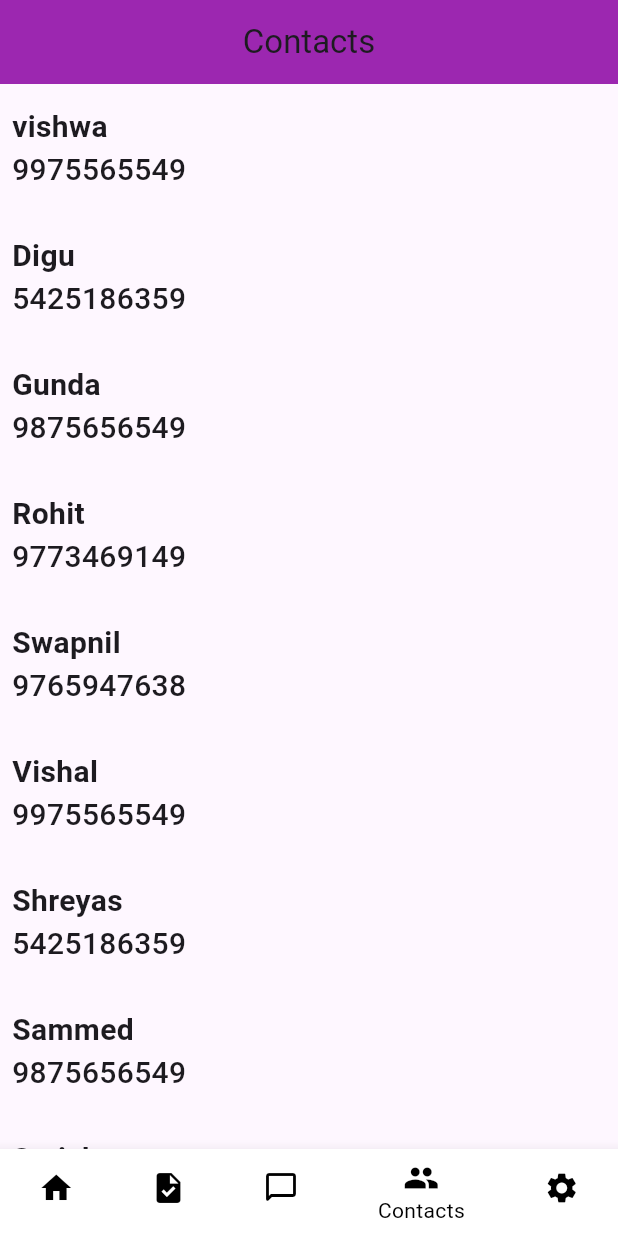
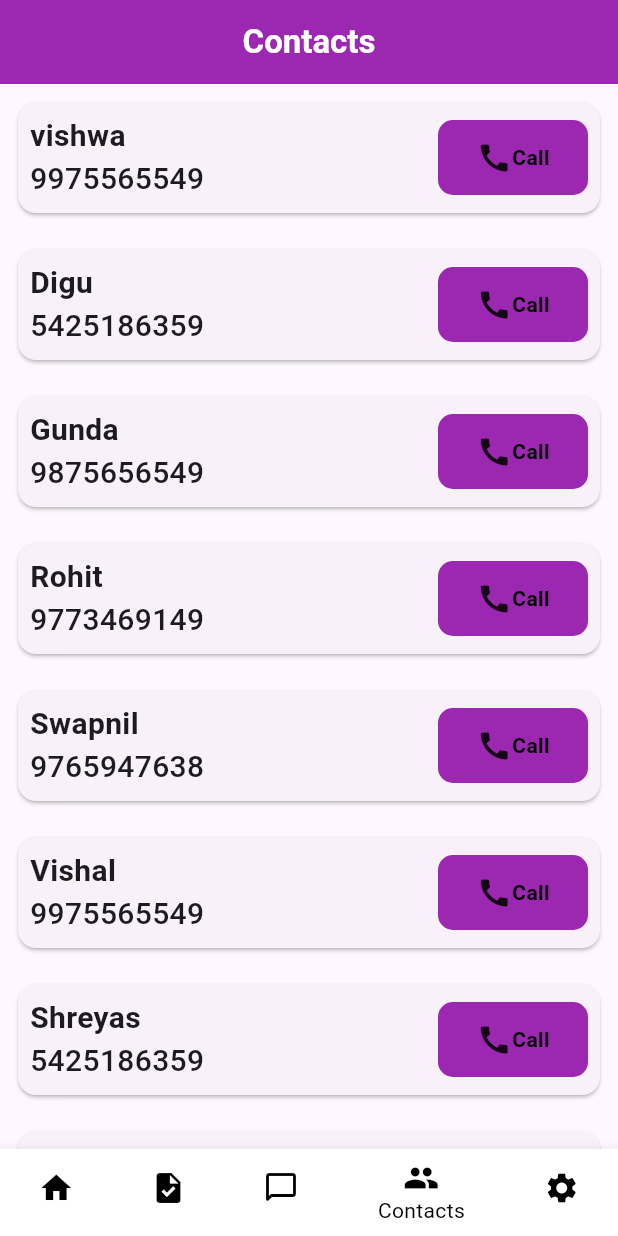
Before and after one commit to VishwajeetIsrana/task_manager, a Flutter app: the botomnavigator screen opened directly, item 4 of the bottom bar chosen, on a phone screen of 412 x 824 dp. Run offline on Flutter 3.47's test engine with Material 3 defaults, Android fonts, the phone set to English and light mode, and no system bars; our stand-ins replace firebase_auth, firebase_core, google_sign_in; accounts and stored records are empty; network calls fail.

Commit message:
add button ui creation

```diff
--- a/lib/screens/bottom_navigatorbar.dart
+++ b/lib/screens/bottom_navigatorbar.dart
@@ -1,4 +1,5 @@
 import 'package:flutter/material.dart';
+import 'package:task_manager/screens/call_log.dart';
 import 'package:task_manager/screens/chat_screen.dart';
 import 'package:task_manager/screens/homepage.dart';
 import 'package:task_manager/screens/tab_controller.dart';
@@ -19,7 +20,7 @@ class _botomnavigator extends State<botomnavigator> {
     const homepage(),
     const tabcontroller(),
     const chat_screen(),
-    const contacts(),
+    const calllog(),
     const Home_Screen()
   ];
 
--- /dev/null
+++ b/lib/screens/call_log.dart
@@ -0,0 +1,112 @@
+import 'package:flutter/material.dart';
+
+class calllog extends StatefulWidget {
+  const calllog({super.key});
+
+  @override
+  State<calllog> createState() => _calllogState();
+}
+
+class _calllogState extends State<calllog> {
+  List contacts = [
+    {"Name": "vishwa", "Number": "9975565549"},
+    {"Name": "Digu", "Number": "5425186359"},
+    {"Name": "Gunda", "Number": "9875656549"},
+    {"Name": "Rohit", "Number": "9773469149"},
+    {"Name": "Swapnil", "Number": "9765947638"},
+    {"Name": "Vishal", "Number": "9975565549"},
+    {"Name": "Shreyas", "Number": "5425186359"},
+    {"Name": "Sammed", "Number": "9875656549"},
+    {"Name": "Satish", "Number": "9773469149"},
+    {"Name": "Sudarshan", "Number": "9765947638"},
+    {"Name": "Tahir", "Number": "9975565549"},
+    {"Name": "Aditya", "Number": "5425186359"},
+    {"Name": "tushar", "Number": "9875656549"},
+    {"Name": "Sanket", "Number": "9773469149"},
+    {"Name": "Aniket", "Number": "9765947638"},
+    {"Name": "Rohan", "Number": "9975565549"},
+    {"Name": "Utkarsh", "Number": "5425186359"},
+    {"Name": "Nitesh", "Number": "9875656549"},
+    {"Name": "Shrenik", "Number": "9773469149"},
+    {"Name": "Pradip", "Number": "9765947638"},
+    {"Name": "Ashish", "Number": "9975565549"},
+    {"Name": "Punit", "Number": "5425186359"},
+    {"Name": "Neel", "Number": "9875656549"},
+    {"Name": "Bahubali", "Number": "9773469149"},
+    {"Name": "Prathmesh", "Number": "9765947638"},
+    {"Name": "Pratik", "Number": "9975565549"},
+    {"Name": "Indrajeet", "Number": "5425186359"},
+    {"Name": "Siddharth", "Number": "9875656549"},
+    {"Name": "Vitthal", "Number": "9773469149"},
+    {"Name": "Saurabh", "Number": "9765947638"},
+  ];
+  @override
+  Widget build(BuildContext context) {
+    return Scaffold(
+      appBar: AppBar(
+        backgroundColor: Colors.purple,
+        title: Center(
+            child: Text(
+          "Contacts",
+          style: TextStyle(color: Colors.white, fontWeight: FontWeight.bold),
+        )),
+      ),
+      body: Container(
+        child: ListView.builder(
+            shrinkWrap: true,
+            itemCount: contacts.length,
+            itemBuilder: (context, index) {
+              return Padding(
+                  padding: const EdgeInsets.all(8.0),
+                  child: Card(
+                    child: Padding(
+                      padding: const EdgeInsets.all(8.0),
+                      child: Row(
+                        mainAxisAlignment: MainAxisAlignment.spaceBetween,
+                        children: [
+                          Column(
+                            mainAxisAlignment: MainAxisAlignment.center,
+                            crossAxisAlignment: CrossAxisAlignment.start,
+                            children: [
+                              Text(
+                                contacts[index]['Name'],
+                                style: TextStyle(
+                                    fontSize: 20, fontWeight: FontWeight.w600),
+                              ),
+                              Text(
+                                contacts[index]['Number'],
+                                style: TextStyle(
+                                    fontSize: 20, fontWeight: FontWeight.w500),
+                              ),
+                            ],
+                          ),
+                          Container(
+                            height: 50,
+                            width: 100,
+                            decoration: BoxDecoration(
+                                color: Colors.purple,
+                                borderRadius: BorderRadius.circular(10)),
+                            child: Center(
+                              child: Row(
+                                mainAxisAlignment: MainAxisAlignment.center,
+                                children: [
+                                  Icon(Icons.call),
+                                  Text(
+                                    'Call',
+                                    style: TextStyle(
+                                        color: Colors.black,
+                                        fontWeight: FontWeight.bold),
+                                  ),
+                                ],
+                              ),
+                            ),
+                          )
+                        ],
+                      ),
+                    ),
+                  ));
+            }),
+      ),
+    );
+  }
+}
--- a/lib/screens/tab_controller.dart
+++ b/lib/screens/tab_controller.dart
@@ -21,7 +21,11 @@ class _tabcontrollerState extends State<tabcontroller> {
       child: Scaffold(
         appBar: AppBar(
           backgroundColor: Colors.purple,
-          title: Center(child: Text("Task Reports")),
+          title: Center(
+              child: Text(
+            "Task Reports",
+            style: TextStyle(color: Colors.white, fontWeight: FontWeight.bold),
+          )),
           bottom: const TabBar(
             indicatorColor: Colors.black,
             unselectedLabelColor: Color.fromARGB(255, 252, 252, 252),
```
Also changed, not shown: lib/screens/chat_screen.dart (+15 -6 lines), lib/screens/contacts.dart (+54 -6 lines).
